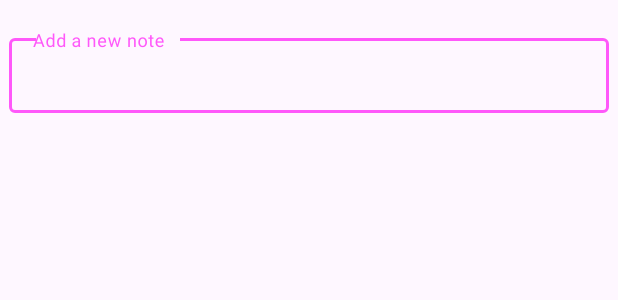
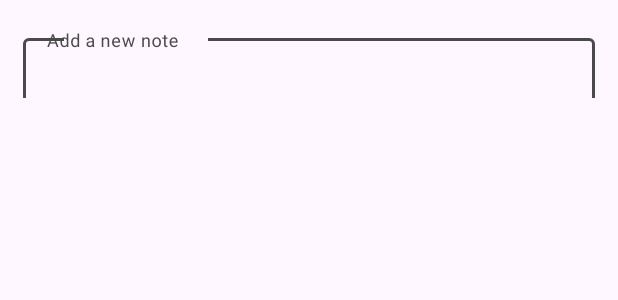
Before and after one commit to Andruid929/mind-android, an Android app: the layout note_create_dialog.xml on its own in the app's theme, with its tools: preview values and no code run, on a phone screen of 412 x 824 dp. Shown: the top 300 px of the screen. Run offline under Robolectric (Android 15) with nearby library versions, the phone set to English and light mode, and no system bars.

Commit message:
- Added day and night themes for both note dialogs - Adjusted TextInputLayout colours and RelativeLayout height in note_create_dialog.xml

```diff
--- a/app/src/main/java/net/druidlabs/mindsync/MainActivity.java
+++ b/app/src/main/java/net/druidlabs/mindsync/MainActivity.java
@@ -222,7 +222,7 @@ public class MainActivity extends AppCompatActivity {
 
         TextInputEditText dialogBox = noteDialogView.findViewById(R.id.add_note_dialog_textinput_edittext);
 
-        AlertDialog.Builder builder = new AlertDialog.Builder(this);
+        AlertDialog.Builder builder = new AlertDialog.Builder(this, R.style.NoteDialogTheme);
 
         builder.setView(noteDialogView);
         builder.setPositiveButton(R.string.add_note_dialog_pos_btn, (dialog, which) -> {
--- a/app/src/main/java/net/druidlabs/mindsync/notes/NotesArrayAdapter.java
+++ b/app/src/main/java/net/druidlabs/mindsync/notes/NotesArrayAdapter.java
@@ -119,7 +119,7 @@ public class NotesArrayAdapter<N extends Note> extends ArrayAdapter<N> {
      * */
 
     private @NonNull AlertDialog.Builder createOptionsDialog(int position, View dialogView) {
-        return new AlertDialog.Builder(context)
+        return new AlertDialog.Builder(context, R.style.NoteDialogTheme)
 
                 .setView(dialogView)
                 //Open the note editor to edit the note
--- a/app/src/main/res/layout/note_create_dialog.xml
+++ b/app/src/main/res/layout/note_create_dialog.xml
@@ -2,19 +2,20 @@
 <RelativeLayout xmlns:android="http://schemas.android.com/apk/res/android"
     xmlns:app="http://schemas.android.com/apk/res-auto"
     android:layout_width="match_parent"
-    android:layout_height="100dp">
+    android:layout_height="85dp">
 
     <com.google.android.material.textfield.TextInputLayout
         android:layout_width="match_parent"
         android:layout_height="100dp"
-        android:paddingVertical="20dp">
+        android:paddingVertical="20dp"
+        app:boxStrokeColor="@color/textPrimaryColour"
+        app:hintTextColor="@color/textPrimaryColour">
 
         <com.google.android.material.textfield.TextInputEditText
             android:id="@+id/add_note_dialog_textinput_edittext"
             android:layout_width="match_parent"
             android:layout_height="50dp"
-            android:layout_marginStart="6dp"
-            android:layout_marginEnd="6dp"
+            android:layout_marginHorizontal="15dp"
             android:hint="@string/add_note_dialog_text"
             android:maxLines="1"
             android:textColor="@color/textPrimaryColour" />
```
Also changed, not shown: app/src/main/res/values-night/dialog_theme.xml (added, +9 -0 lines), app/src/main/res/values/dialog_theme.xml (added, +10 -0 lines).
